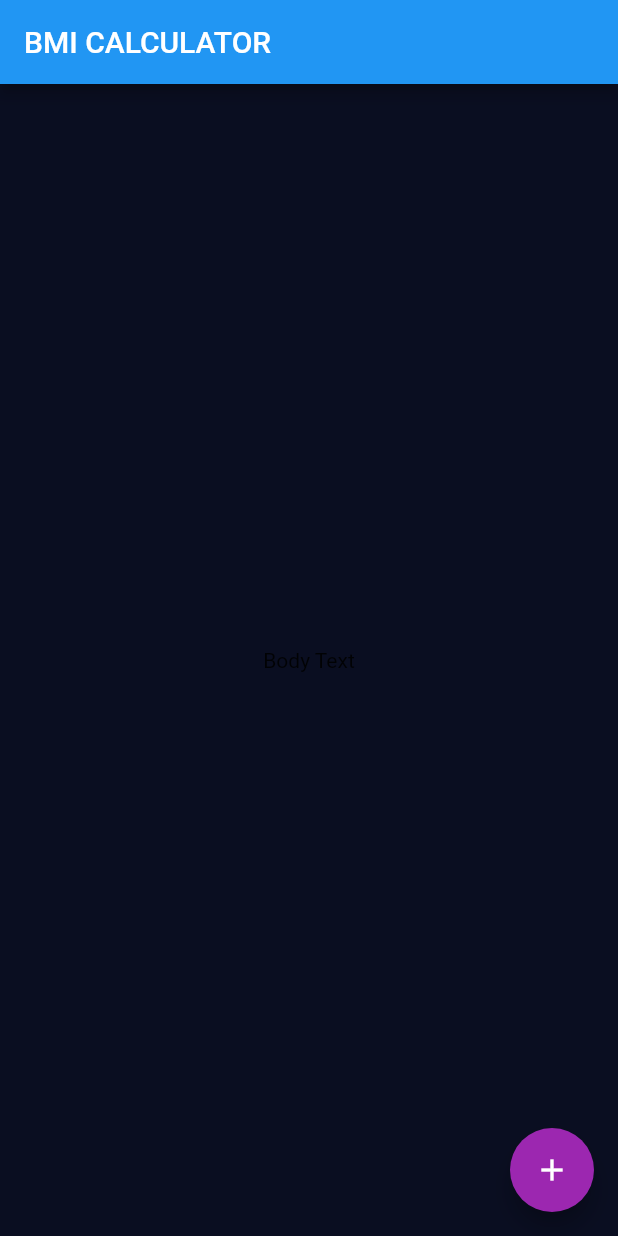
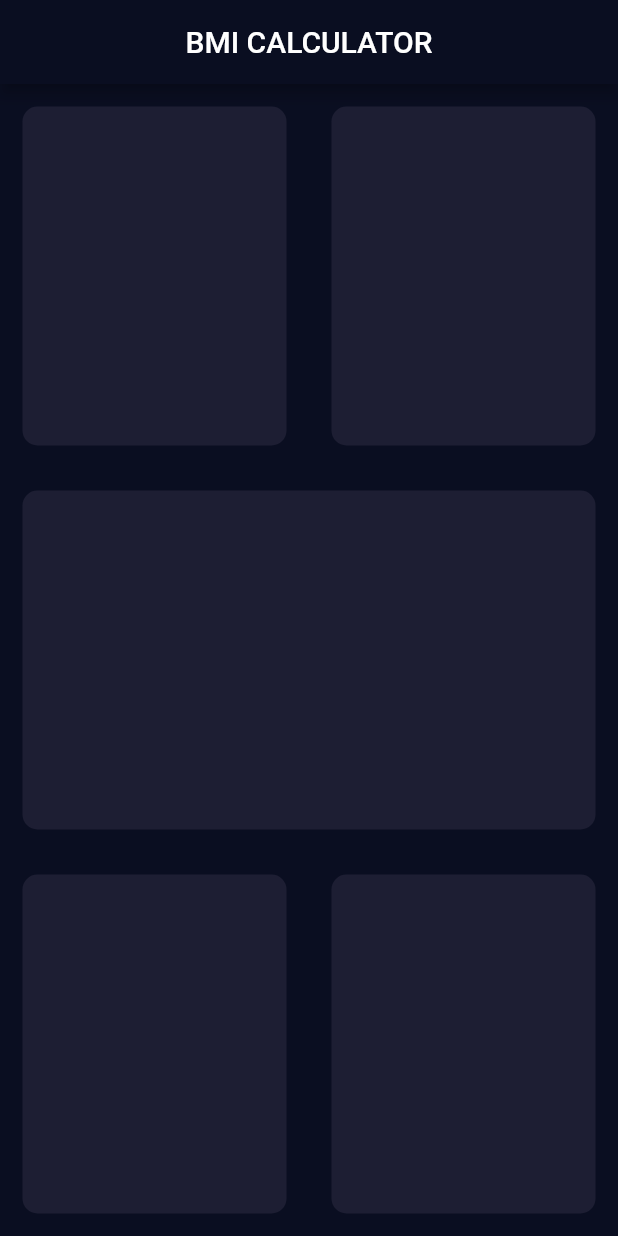
Before and after one commit to hosseinjfr/bmi_calculator, a Flutter app: the screen it shows after launch, on a phone screen of 412 x 824 dp. Run offline on Flutter 3.47's test engine with Material 2 defaults, Android fonts, the phone set to English and light mode, and no system bars.

Commit message:
add container

```diff
--- /dev/null
+++ b/lib/input_page.dart
@@ -0,0 +1,73 @@
+import 'package:flutter/material.dart';
+
+class InputPage extends StatefulWidget {
+  const InputPage({Key? key}) : super(key: key);
+
+  @override
+  _InputPageState createState() => _InputPageState();
+}
+
+class _InputPageState extends State<InputPage> {
+  @override
+  Widget build(BuildContext context) {
+    return Scaffold(
+      appBar: AppBar(
+        title: const Center(child: Text('BMI CALCULATOR')),
+        backgroundColor: const Color(0xFF0A0E21),
+      ),
+      body: SafeArea(
+        child: Column(
+          children: [
+            Expanded(
+              child: Row(
+                children: [
+                  Expanded(
+                    child: ReusableContainer(colour: Color(0xFF1D1E33)),
+                  ),
+                  Expanded(
+                    child: ReusableContainer(colour: Color(0xFF1D1E33)),
+                  ),
+                ],
+              ),
+            ),
+            Expanded(
+              child: ReusableContainer(colour: Color(0xFF1D1E33)),
+            ),
+            Expanded(
+              child: Row(
+                children: [
+                  Expanded(
+                    child: ReusableContainer(colour: Color(0xFF1D1E33)),
+                  ),
+                  Expanded(
+                    child: ReusableContainer(colour: Color(0xFF1D1E33)),
+                  ),
+                ],
+              ),
+            ),
+          ],
+        ),
+      ),
+    );
+  }
+}
+
+
+
+class ReusableContainer extends StatelessWidget {
+
+  ReusableContainer({required this.colour});
+
+  final Color colour;
+
+  @override
+  Widget build(BuildContext context) {
+    return Container(
+      margin: EdgeInsets.all(15.0),
+      decoration: BoxDecoration(
+        color: colour,
+        borderRadius: BorderRadius.circular(10.0),
+      ),
+    );
+  }
+}
--- a/lib/main.dart
+++ b/lib/main.dart
@@ -1,4 +1,5 @@
 import 'package:flutter/material.dart';
+import 'input_page.dart';
 
 void main() => runApp(BMICalculator());
 
@@ -6,36 +7,12 @@ class BMICalculator extends StatelessWidget {
   @override
   Widget build(BuildContext context) {
     return MaterialApp(
-      theme: ThemeData(
-        primarySwatch: Colors.red,
-        scaffoldBackgroundColor: Color(0xff0a0e21),
-        colorScheme: ColorScheme.fromSwatch().copyWith(secondary: Colors.purple),
-        // top app color (like appbar, statusbar , ...)
+      debugShowCheckedModeBanner: false,
+      theme: ThemeData.dark().copyWith(
+        primaryColor: Color(0xFF0A0E21),
+        scaffoldBackgroundColor: Color(0xFF0A0E21),
       ),
       home: InputPage(),
     );
   }
 }
-
-class InputPage extends StatefulWidget {
-  @override
-  _InputPageState createState() => _InputPageState();
-}
-
-class _InputPageState extends State<InputPage> {
-  @override
-  Widget build(BuildContext context) {
-    return Scaffold(
-      appBar: AppBar(
-        title: const Text('BMI CALCULATOR'),
-      ),
-      body: Center(
-        child: Text('Body Text'),
-      ),
-      floatingActionButton: FloatingActionButton(
-        onPressed: () {  },
-        child: Icon(Icons.add),
-      ),
-    );
-  }
-}
```
